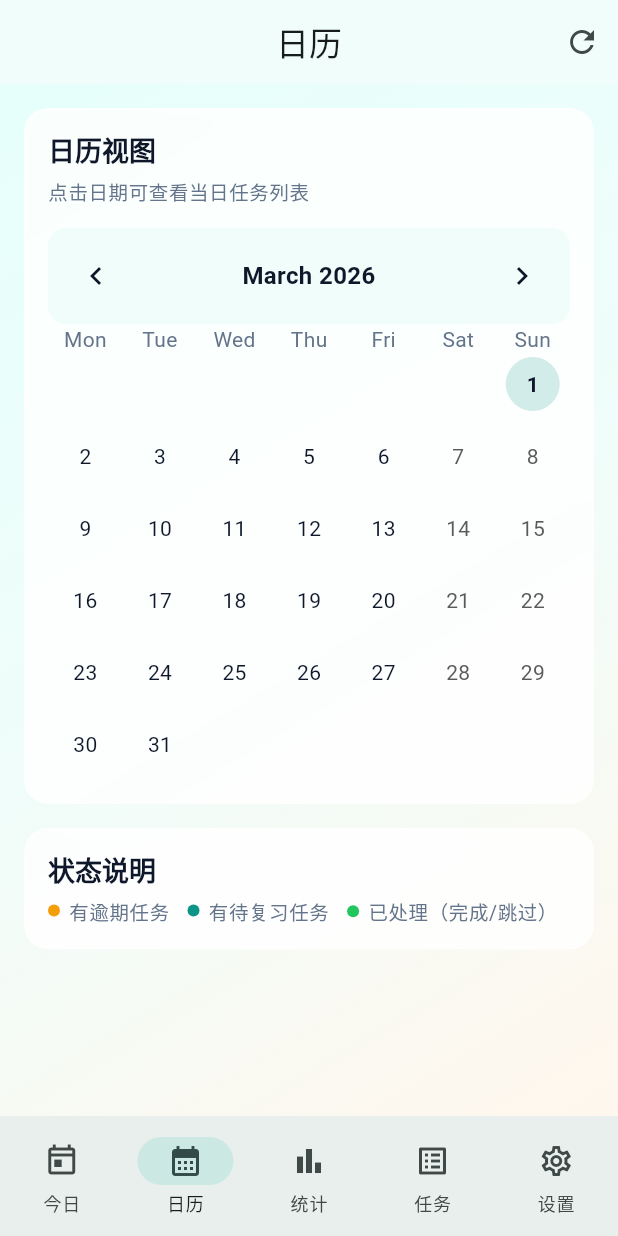
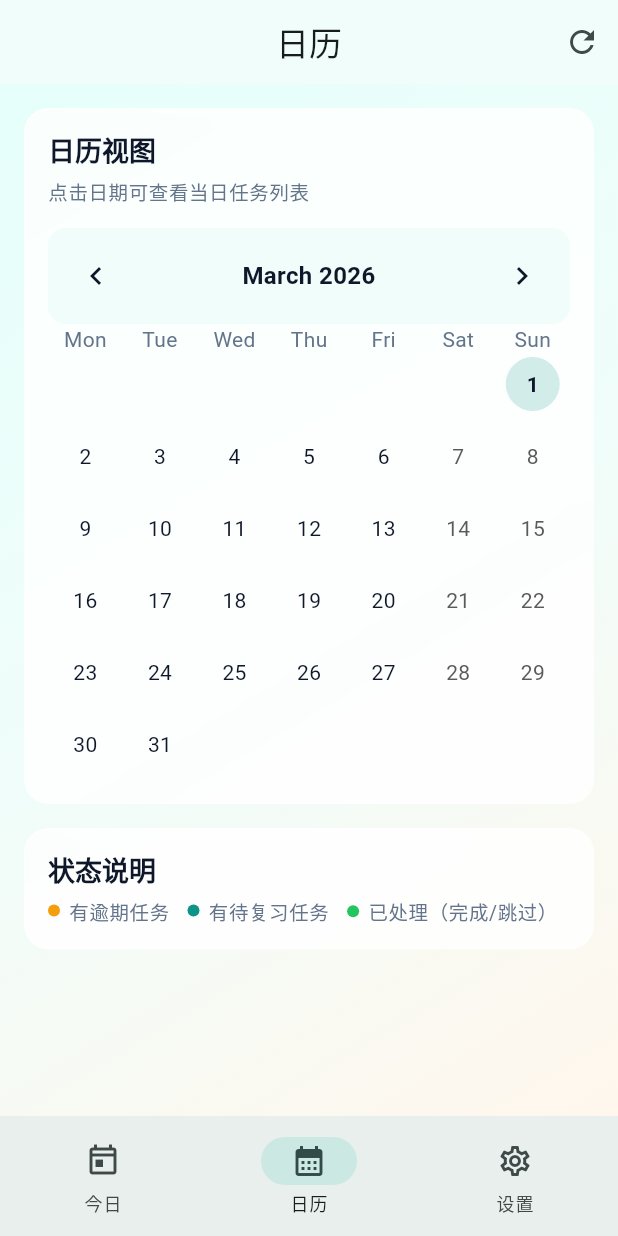
Before and after one commit to ISO-N/YiKe, a Flutter app: the screen it shows after launch, item 2 of the bottom bar chosen, on a phone screen of 412 x 824 dp. Run offline on Flutter 3.47's test engine with Material 3 defaults, Android fonts, the phone set to English and light mode, and no system bars; drawn by our look-alikes of table_calendar; our stand-ins replace csv, drift, file_picker, fl_chart, flutter_local_notifications, flutter_markdown and 8 more; missing offline and left inert: app_settings, cryptography, gbk_codec, google_mlkit_text_recognition, home_widget, markdown and 3 more; accounts and stored records are empty; generated files the repository leaves out were written again; statements that could not run were skipped.

Commit message:
feat: 底部导航精简为3个Tab并兼容旧路由

```diff
--- a/lib/infrastructure/router/app_router.dart
+++ b/lib/infrastructure/router/app_router.dart
@@ -22,7 +22,6 @@ import '../../presentation/pages/settings/export_page.dart';
 import '../../presentation/pages/settings/backup_page.dart';
 import '../../presentation/pages/settings/settings_page.dart';
 import '../../presentation/pages/settings/sync_settings_page.dart';
-import '../../presentation/pages/statistics/statistics_page.dart';
 import '../../presentation/pages/topics/topic_detail_page.dart';
 import '../../presentation/pages/topics/topics_page.dart';
 import '../../presentation/pages/shell/shell_scaffold.dart';
@@ -48,28 +47,28 @@ final appRouterProvider = Provider<GoRouter>((ref) {
                 const NoTransitionPage(child: CalendarPage()),
           ),
           GoRoute(
-            path: '/statistics',
-            pageBuilder: (context, state) =>
-                const NoTransitionPage(child: StatisticsPage()),
-          ),
-          GoRoute(
-            path: '/tasks',
-            pageBuilder: (context, state) =>
-                const NoTransitionPage(child: TaskHubPage()),
-          ),
-          GoRoute(
-            path: '/settings/help',
-            pageBuilder: (context, state) =>
-                const NoTransitionPage(child: HelpPage()),
-          ),
-          GoRoute(
             path: '/settings',
             pageBuilder: (context, state) =>
                 const NoTransitionPage(child: SettingsPage()),
           ),
         ],
       ),
-      GoRoute(path: '/help', redirect: (context, state) => '/settings/help'),
+      // 帮助页：真实全屏页面，不在 Shell 内（不显示底部导航栏）。
+      GoRoute(
+        path: '/help',
+        pageBuilder: (context, state) => const MaterialPage(child: HelpPage()),
+      ),
+
+      // 旧路由兼容：通过 redirect 迁移到新的导航结构，避免深链/历史入口断裂。
+      GoRoute(path: '/tasks', redirect: (context, state) => '/home?tab=all'),
+      GoRoute(
+        path: '/statistics',
+        redirect: (context, state) => '/calendar?openStats=1',
+      ),
+      GoRoute(
+        path: '/settings/help',
+        redirect: (context, state) => '/help',
+      ),
       GoRoute(
         path: '/tasks/detail/:learningItemId',
         pageBuilder: (context, state) {
--- a/lib/presentation/pages/shell/shell_scaffold.dart
+++ b/lib/presentation/pages/shell/shell_scaffold.dart
@@ -1,4 +1,4 @@
-/// 文件用途：底部导航壳层（Home/Settings），承载子路由页面。
+/// 文件用途：底部导航壳层（Home/Calendar/Settings），承载子路由页面。
 /// 作者：Codex
 /// 创建日期：2026-02-25
 library;
@@ -20,9 +20,7 @@ class ShellScaffold extends StatelessWidget {
   final Widget child;
 
   int _locationToIndex(String location) {
-    if (location.startsWith('/settings')) return 4;
-    if (location.startsWith('/tasks')) return 3;
-    if (location.startsWith('/statistics')) return 2;
+    if (location.startsWith('/settings')) return 2;
     if (location.startsWith('/calendar')) return 1;
     return 0;
   }
@@ -36,12 +34,6 @@ class ShellScaffold extends StatelessWidget {
         context.go('/calendar');
         return;
       case 2:
-        context.go('/statistics');
-        return;
-      case 3:
-        context.go('/tasks');
-        return;
-      case 4:
         context.go('/settings');
         return;
     }
@@ -70,16 +62,6 @@ class ShellScaffold extends StatelessWidget {
             label: AppStrings.calendar,
           ),
           NavigationDestination(
-            icon: Icon(Icons.bar_chart_outlined),
-            selectedIcon: Icon(Icons.bar_chart),
-            label: AppStrings.statistics,
-          ),
-          NavigationDestination(
-            icon: Icon(Icons.list_alt_outlined),
-            selectedIcon: Icon(Icons.list_alt),
-            label: AppStrings.tasks,
-          ),
-          NavigationDestination(
             icon: Icon(Icons.settings_outlined),
             selectedIcon: Icon(Icons.settings),
             label: AppStrings.settings,
```
Also changed, not shown: lib/presentation/widgets/desktop_shortcuts.dart (+11 -7 lines).
